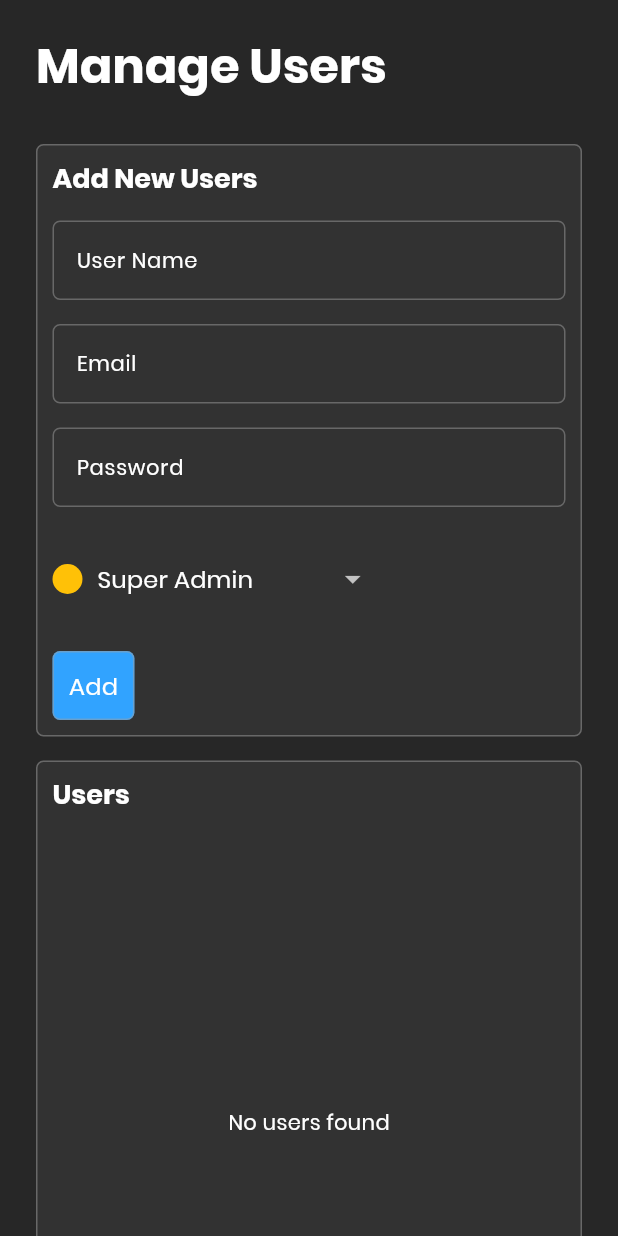
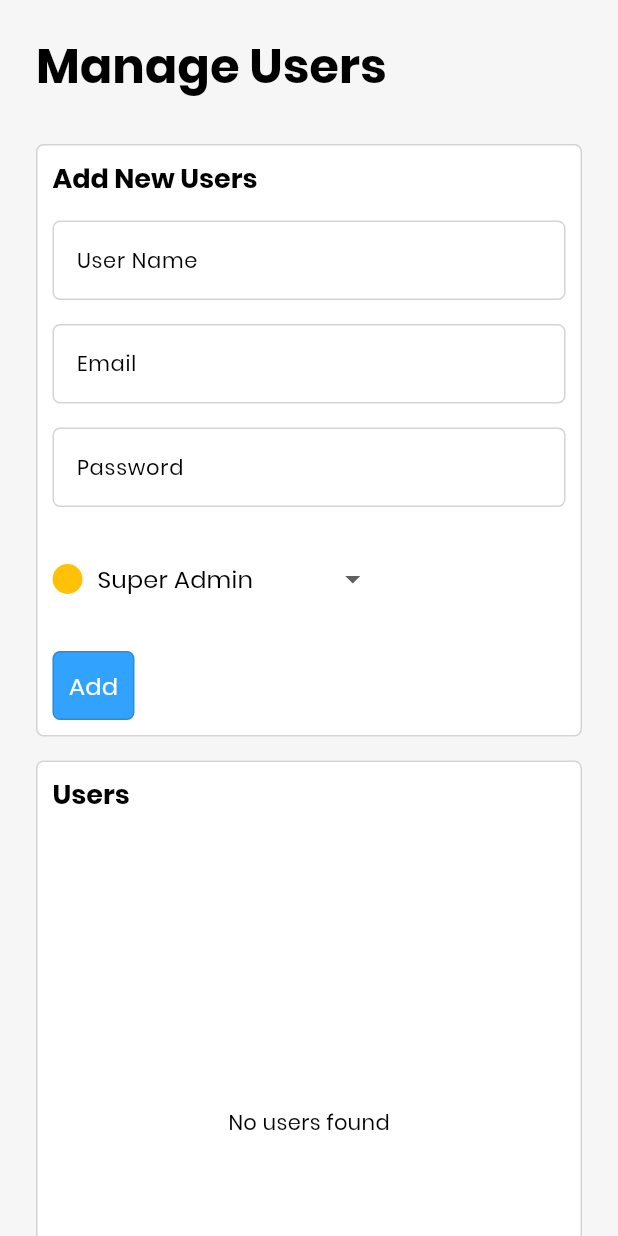
Before and after one commit to jchocola/flutter-ecommerce-admin-panel, a Flutter app: the AddRemoveUsersResp screen opened directly, on a phone screen of 412 x 824 dp. Run offline on Flutter 3.47's test engine with Material 3 defaults, Android fonts, the phone set to English and light mode, and no system bars; our stand-ins replace data_table_2, fl_chart, flutter_colorpicker, flutter_typeahead, get, get_storage and 7 more; missing offline and left inert: clipboard, dart:html, flutter_dropzone, universal_html; accounts and stored records are empty; key blocks and very long unbroken strings in the code were emptied for the run.

Commit message:
change app theme

```diff
--- a/lib/app.dart
+++ b/lib/app.dart
@@ -26,7 +26,7 @@ class App extends StatelessWidget {
       debugShowCheckedModeBanner: false,
       scrollBehavior: const SmoothScrollBehavior(),
       title: TText.appName,
-      themeMode: ThemeMode.dark,
+      themeMode: ThemeMode.light,
       theme: TAppTheme.lightTheme,
       darkTheme: TAppTheme.darkTheme,
       getPages: TAppRoute.page,
--- a/lib/util/theme/theme.dart
+++ b/lib/util/theme/theme.dart
@@ -16,7 +16,7 @@ class TAppTheme {
     useMaterial3: true,
     fontFamily: 'Poppins', // If added manually
     brightness: Brightness.light,
-    primaryColor: Colors.blue,
+    primaryColor: Color(0xffff8200),
     textTheme: TTextTheme.lightTextTheme,
     chipTheme: TChipTheme.lightChipTheme,
     scaffoldBackgroundColor: TColors.light,
```
